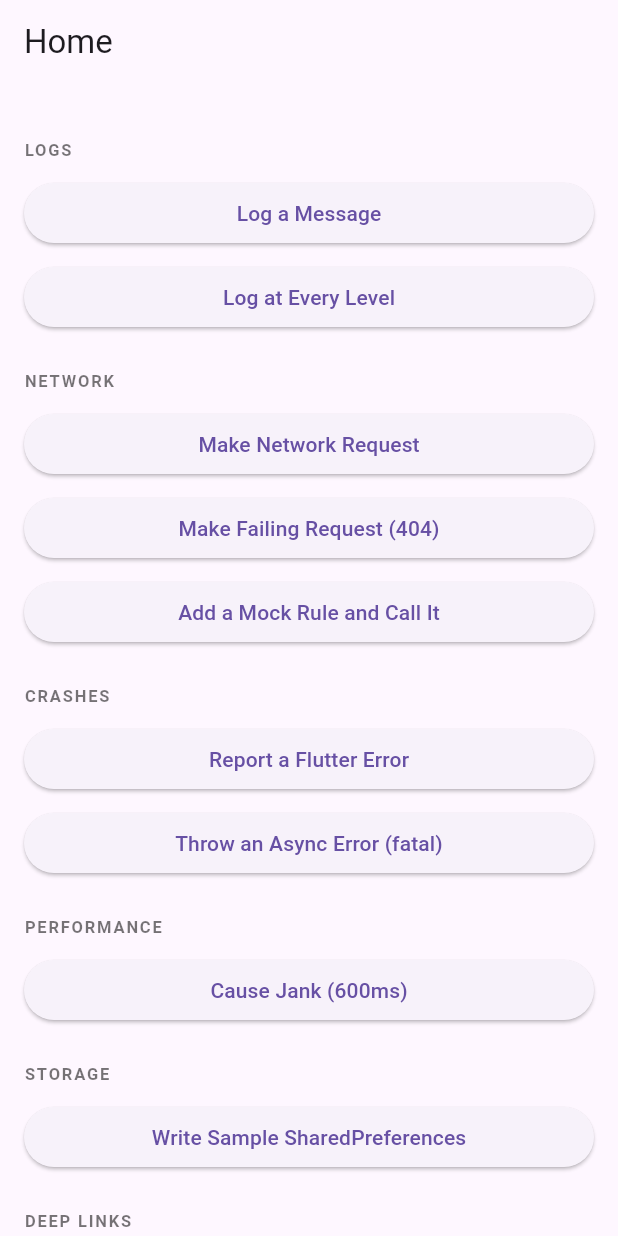
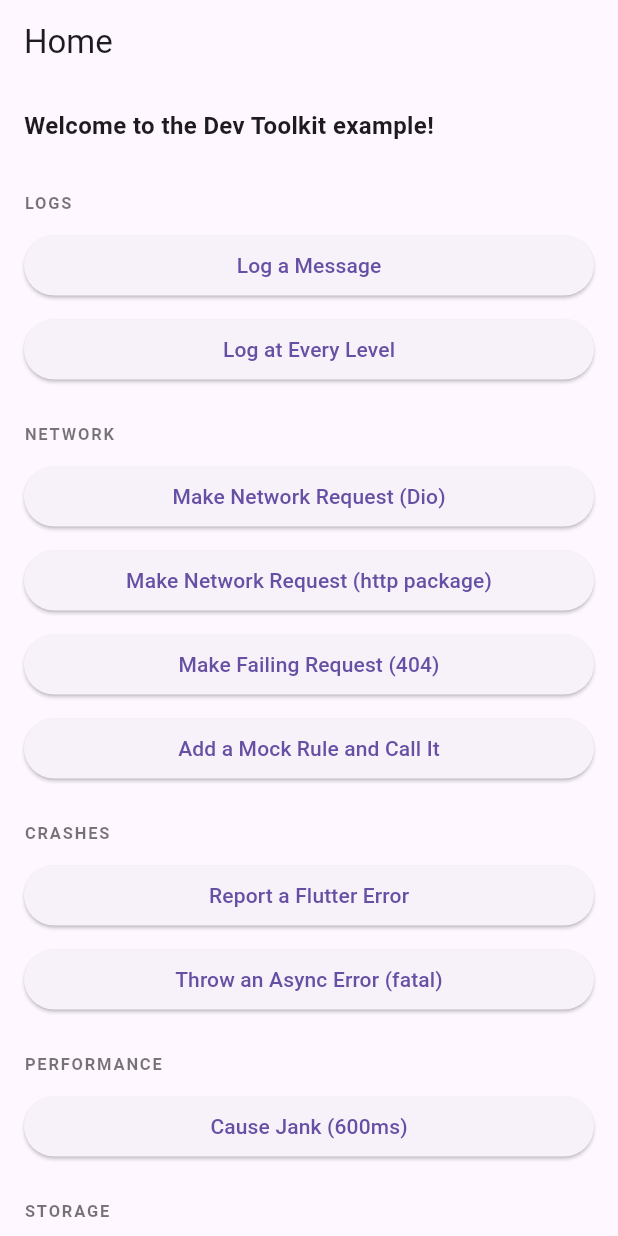
Before and after one commit to aayushkedawat/flutter_dev_toolkit, a Flutter app: the screen it shows after launch, on a phone screen of 412 x 824 dp. Run offline on Flutter 3.47's test engine with Material 3 defaults, Android fonts, the phone set to English and light mode, and no system bars; our stand-ins replace bloc, device_info_plus, dio, flutter_bloc, share_plus, shared_preferences.

Commit message:
Close the three example-app coverage gaps
Found while auditing whether the example exercises every plugin:

- HttpInterceptor (the plain `http` package client) had zero coverage --
  every network demo used Dio. Added a parallel "Make Network Request (http
  package)" button and declared `http` as a direct example dependency instead
  of relying on it being present only transitively.
- The App State Inspector was never registered at all. Custom plugins are
  opt-in (unlike built-in ones, which are opt-out), so the App State tab did
  not exist in the running example -- the live-update and previous-state
  fixes from earlier this session had no example coverage. Added a minimal
  CounterCubit, wired Bloc.observer = DevBlocObserver() before any Cubit is
  created, and registered AppStateInspectorPlugin([BlocAdapter()]).
- FeatureFlagType has four variants; the example only demonstrated boolean
  and options. Added a string flag (drives a welcome message on the home
  page, so editing it through the Flags tab has a visible effect) and a
  number flag, exercising the string/number edit-dialog path in
  feature_flags_tab.dart that was otherwise never triggered by the demo.

Also regenerated example/pubspec.lock properly. It turned out to be stale
independent of this change -- shared_preferences was missing from it despite
being a real dependency since the storage-inspector PR, apparently because
each incidental SDK-version diff during this session's verification runs got
reverted along with any real lockfile update, this one included.

Co-Authored-By: Claude Sonnet 5 <noreply@anthropic.com>
Claude-Session: https://claude.ai/code/session_01XQWcDUXG5vKU131BCkX5bg

```diff
--- a/example/lib/example_flags.dart
+++ b/example/lib/example_flags.dart
@@ -21,3 +21,21 @@ final accentColorFlag = FeatureFlagStore.register(
     options: ['blue', 'purple', 'green'],
   ),
 );
+
+final welcomeMessageFlag = FeatureFlagStore.register(
+  FeatureFlag(
+    key: 'welcome_message',
+    label: 'Welcome Message',
+    type: FeatureFlagType.string,
+    defaultValue: 'Welcome to the Dev Toolkit example!',
+  ),
+);
+
+final apiTimeoutSecondsFlag = FeatureFlagStore.register(
+  FeatureFlag(
+    key: 'api_timeout_seconds',
+    label: 'API Timeout (seconds)',
+    type: FeatureFlagType.number,
+    defaultValue: 30,
+  ),
+);
--- a/example/lib/home_page.dart
+++ b/example/lib/home_page.dart
@@ -1,14 +1,17 @@
 import 'package:flutter/material.dart';
 import 'package:dio/dio.dart';
+import 'package:flutter_bloc/flutter_bloc.dart';
 import 'package:flutter_dev_toolkit/core/logger_interface.dart';
 import 'package:flutter_dev_toolkit/flutter_dev_toolkit.dart';
 import 'package:flutter_dev_toolkit/interceptors/deep_link_observer.dart';
 import 'package:flutter_dev_toolkit/interceptors/network/dio_interceptor.dart';
+import 'package:flutter_dev_toolkit/interceptors/network/http_interceptor.dart';
 import 'package:flutter_dev_toolkit/interceptors/network/network_mock_rule.dart';
 import 'package:flutter_dev_toolkit/interceptors/network/network_mock_store.dart';
 import 'package:flutter_dev_toolkit/models/log_tag.dart';
 import 'package:shared_preferences/shared_preferences.dart';
 
+import 'counter_cubit.dart';
 import 'example_flags.dart';
 
 class HomePage extends StatelessWidget {
@@ -20,9 +23,35 @@ class HomePage extends StatelessWidget {
 
     try {
       await dio.get('https://jsonplaceholder.typicode.com/posts/1');
-      FlutterDevToolkit.logger.log('Dio request complete');
+      FlutterDevToolkit.logger.log(
+        'Dio request complete (configured timeout: '
+        '${apiTimeoutSecondsFlag.value}s)',
+      );
     } catch (e) {
       FlutterDevToolkit.logger.log('Dio error: $e', level: LogLevel.error);
+    }
+  }
+
+  /// Same call as above, but through the plain `http` package instead of
+  /// Dio — wrapping the client in `HttpInterceptor` is the only toolkit-
+  /// specific line.
+  Future<void> _makeHttpPackageRequest() async {
+    final client = HttpInterceptor();
+
+    try {
+      final response = await client.get(
+        Uri.parse('https://jsonplaceholder.typicode.com/posts/3'),
+      );
+      FlutterDevToolkit.logger.log(
+        'http package request complete (${response.statusCode})',
+      );
+    } catch (e) {
+      FlutterDevToolkit.logger.log(
+        'http package error: $e',
+        level: LogLevel.error,
+      );
+    } finally {
+      client.close();
     }
   }
 
@@ -136,6 +165,7 @@ class HomePage extends StatelessWidget {
       body: ListView(
         padding: const EdgeInsets.all(16),
         children: [
+          const _WelcomeMessage(),
           _LiveFlagsBanner(),
           const _SectionHeader('Logs'),
           _DemoButton(
@@ -149,7 +179,11 @@ class HomePage extends StatelessWidget {
           ),
           const _SectionHeader('Network'),
           _DemoButton(
-              label: 'Make Network Request', onPressed: _makeDioRequest),
+              label: 'Make Network Request (Dio)', onPressed: _makeDioRequest),
+          _DemoButton(
+            label: 'Make Network Request (http package)',
+            onPressed: _makeHttpPackageRequest,
+          ),
           _DemoButton(
             label: 'Make Failing Request (404)',
             onPressed: _makeFailingRequest,
@@ -174,6 +208,16 @@ class HomePage extends StatelessWidget {
             label: 'Write Sample SharedPreferences',
             onPressed: _writeSamplePreferences,
           ),
+          const _SectionHeader('App State (Bloc)'),
+          const _CounterDisplay(),
+          _DemoButton(
+            label: 'Increment Counter',
+            onPressed: counterCubit.increment,
+          ),
+          _DemoButton(
+            label: 'Decrement Counter',
+            onPressed: counterCubit.decrement,
+          ),
           const _SectionHeader('Deep Links'),
           _DemoButton(
             label: 'Simulate a Deep Link',
@@ -192,6 +236,27 @@ class HomePage extends StatelessWidget {
             style: TextStyle(fontSize: 12, color: Colors.black54),
           ),
         ],
+      ),
+    );
+  }
+}
+
+/// Reacts live to the string-typed welcome_message flag — edit its value
+/// from the Flags tab (tap the value, type a new one, Save) to see it change
+/// here immediately.
+class _WelcomeMessage extends StatelessWidget {
+  const _WelcomeMessage();
+
+  @override
+  Widget build(BuildContext context) {
+    return ValueListenableBuilder<Object>(
+      valueListenable: welcomeMessageFlag.notifier,
+      builder: (context, message, _) => Padding(
+        padding: const EdgeInsets.only(bottom: 12),
+        child: Text(
+          message.toString(),
+          style: const TextStyle(fontWeight: FontWeight.w600, fontSize: 16),
+        ),
       ),
     );
   }
@@ -249,6 +314,24 @@ class _LiveFlagsBanner extends StatelessWidget {
   }
 }
 
+/// Every increment/decrement here is one Cubit state change, picked up by
+/// DevBlocObserver and visible in the toolkit's App State tab with both the
+/// new and previous value.
+class _CounterDisplay extends StatelessWidget {
+  const _CounterDisplay();
+
+  @override
+  Widget build(BuildContext context) {
+    return BlocBuilder<CounterCubit, int>(
+      bloc: counterCubit,
+      builder: (context, count) => Padding(
+        padding: const EdgeInsets.only(bottom: 4),
+        child: Text('Counter: $count', style: const TextStyle(fontSize: 14)),
+      ),
+    );
+  }
+}
+
 class _SectionHeader extends StatelessWidget {
   const _SectionHeader(this.label);
 
--- a/example/pubspec.yaml
+++ b/example/pubspec.yaml
@@ -9,6 +9,9 @@ dependencies:
   flutter:
     sdk: flutter
   dio: ^5.8.0+1
+  http: ">=0.13.0 <2.0.0"
+  bloc: ">=8.0.0 <10.0.0"
+  flutter_bloc: ">=8.0.0 <10.0.0"
   shared_preferences: ^2.2.0
   flutter_dev_toolkit:
     path: ../
```
Also changed, not shown: example/lib/counter_cubit.dart (added, +13 -0 lines), example/lib/main.dart (+17 -2 lines), example/pubspec.lock.
